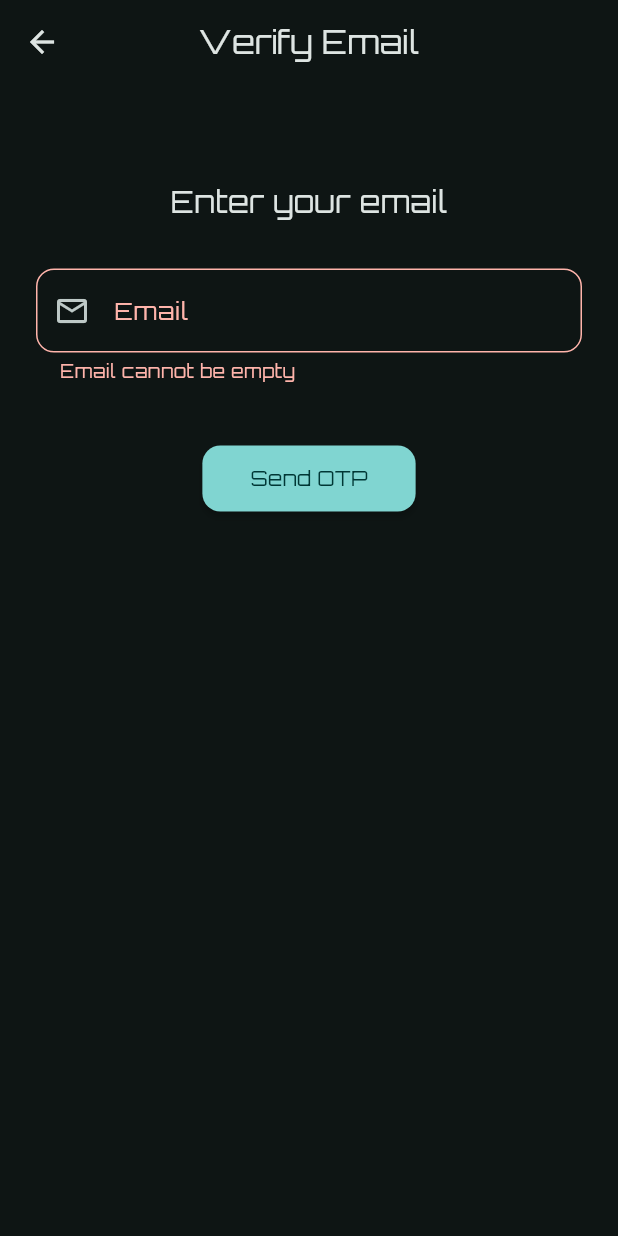
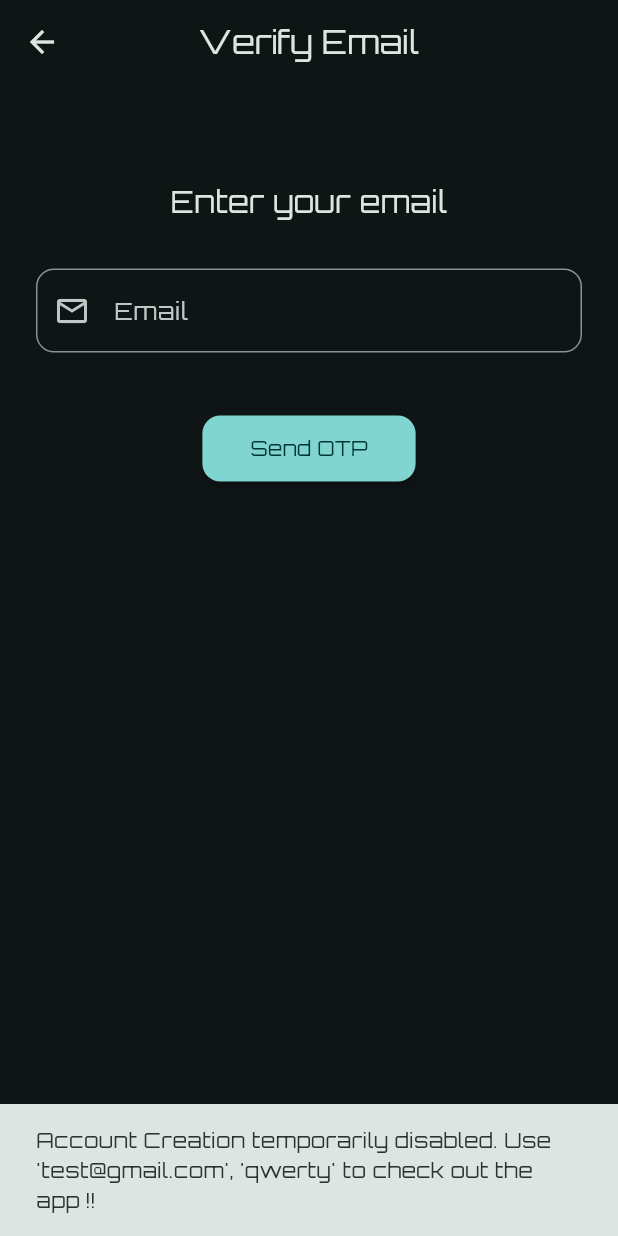
Before and after one commit to ThunderSpear21/NeonTetris, a Flutter app: the VerifyEmailScreen screen opened directly, after a tap on "Send OTP", on a phone screen of 412 x 824 dp. Run offline on Flutter 3.47's test engine with Material 3 defaults, Android fonts, the phone set to English and light mode, and no system bars; our stand-ins replace audioplayers, equatable, flutter_bloc, flutter_dotenv, image_picker, shared_preferences; accounts and stored records are empty.

Commit message:
Disabled Register Functionality

```diff
--- a/neon_tetris_frontend/lib/main.dart
+++ b/neon_tetris_frontend/lib/main.dart
@@ -2,6 +2,7 @@ import 'package:flutter/material.dart';
 import 'package:flutter_bloc/flutter_bloc.dart';
 import 'package:neon_tetris_frontend/blocs/leaderboard/leaderboard_bloc.dart';
 import 'package:neon_tetris_frontend/blocs/profile/profile_bloc.dart';
+import 'package:neon_tetris_frontend/constants.dart';
 import 'package:neon_tetris_frontend/services/game_service.dart';
 import 'package:provider/provider.dart';
 import 'package:neon_tetris_frontend/blocs/auth/auth_bloc.dart';
@@ -65,11 +66,10 @@ class MyApp extends StatelessWidget {
           if (state is Authenticated) {
             final token = await SessionManager.getAccessToken();
             if (token != null) {
-              final httpUri = Uri.parse(dotenv.env['BASE_URL']!);
+              final httpUri = Uri.parse(BASE_URL);
               final wsUrl = Uri(
-                scheme: 'ws',
+                scheme: 'wss',
                 host: httpUri.host,
-                port: httpUri.port,
                 path: '/ws',
                 queryParameters: {'token': token},
               ).toString();
--- a/neon_tetris_frontend/lib/screens/verify_email_screen.dart
+++ b/neon_tetris_frontend/lib/screens/verify_email_screen.dart
@@ -1,7 +1,7 @@
 import 'package:flutter/material.dart';
 import 'package:flutter_bloc/flutter_bloc.dart';
 import 'package:neon_tetris_frontend/blocs/verify_email/verify_email_bloc.dart';
-import 'package:neon_tetris_frontend/blocs/verify_email/verify_email_event.dart';
+// import 'package:neon_tetris_frontend/blocs/verify_email/verify_email_event.dart';
 import 'package:neon_tetris_frontend/blocs/verify_email/verify_email_state.dart';
 import 'package:neon_tetris_frontend/screens/register_screen.dart';
 
@@ -24,11 +24,11 @@ class _VerifyEmailScreenState extends State<VerifyEmailScreen> {
     return null;
   }
 
-  void _submitEmail(BuildContext context) {
-    if (!_formKey.currentState!.validate()) return;
-    final email = _emailController.text.trim();
-    context.read<VerifyEmailBloc>().add(SubmitEmail(email: email));
-  }
+  // void _submitEmail(BuildContext context) {
+  //   if (!_formKey.currentState!.validate()) return;
+  //   final email = _emailController.text.trim();
+  //   context.read<VerifyEmailBloc>().add(SubmitEmail(email: email));
+  // }
 
   @override
   Widget build(BuildContext context) {
@@ -50,10 +50,8 @@ class _VerifyEmailScreenState extends State<VerifyEmailScreen> {
                     // ignore: use_build_context_synchronously
                     context,
                     MaterialPageRoute(
-                      builder:
-                          (_) => RegisterScreen(
-                            email: _emailController.text.trim(),
-                          ),
+                      builder: (_) =>
+                          RegisterScreen(email: _emailController.text.trim()),
                     ),
                   );
                 });
@@ -96,7 +94,15 @@ class _VerifyEmailScreenState extends State<VerifyEmailScreen> {
                             ? null
                             : () {
                                 FocusScope.of(context).unfocus();
-                                _submitEmail(context);
+                                // _submitEmail(context);
+                                ScaffoldMessenger.of(context).showSnackBar(
+                                  SnackBar(
+                                    content: Text(
+                                      "Account Creation temporarily disabled. Use 'test@gmail.com', 'qwerty' to check out the app !!",
+                                    ),
+                                    duration: Duration(seconds: 2),
+                                  ),
+                                );
                               },
                         child: state is VerifyEmailLoading
                             ? const SizedBox(
--- a/neon_tetris_frontend/lib/services/auth_service.dart
+++ b/neon_tetris_frontend/lib/services/auth_service.dart
@@ -58,18 +58,12 @@ class AuthService {
   }
 
   static Future<User> login(String email, String password) async {
-    print("calling api");
-    print(email);
-    print(password);
-    print(_baseUrl);
     final response = await http.post(
       Uri.parse('$_baseUrl/login'),
       headers: {'Content-Type': 'application/json'},
       body: jsonEncode({'email': email, 'password': password}),
     );
-    print(response.toString());
     final responseData = jsonDecode(response.body);
-    print(responseData.toString());
     if (response.statusCode == 200 && responseData['success'] == true) {
       final data = responseData['data'];
 
```
Also changed, not shown: 2 other files.
